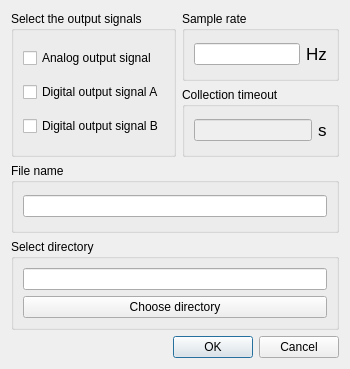
Qt form non_contact_tremor/trialsetup.ui (oliveirafhm/NCCSystem) before a commit.
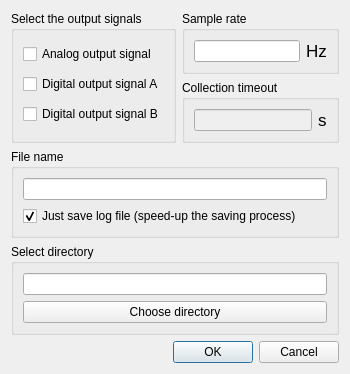
The same form after that commit.

Patch:
```diff
--- a/non_contact_tremor/trialsetup.ui
+++ b/non_contact_tremor/trialsetup.ui
@@ -185,6 +185,19 @@
         </property>
        </widget>
       </item>
+      <item row="1" column="0">
+       <widget class="QCheckBox" name="checkBoxLogFile">
+        <property name="toolTip">
+         <string>Checking this option the signals will only be saved in SD card.</string>
+        </property>
+        <property name="text">
+         <string>Just save log file (speed-up the saving process)</string>
+        </property>
+        <property name="checked">
+         <bool>true</bool>
+        </property>
+       </widget>
+      </item>
      </layout>
     </widget>
    </item>
```
